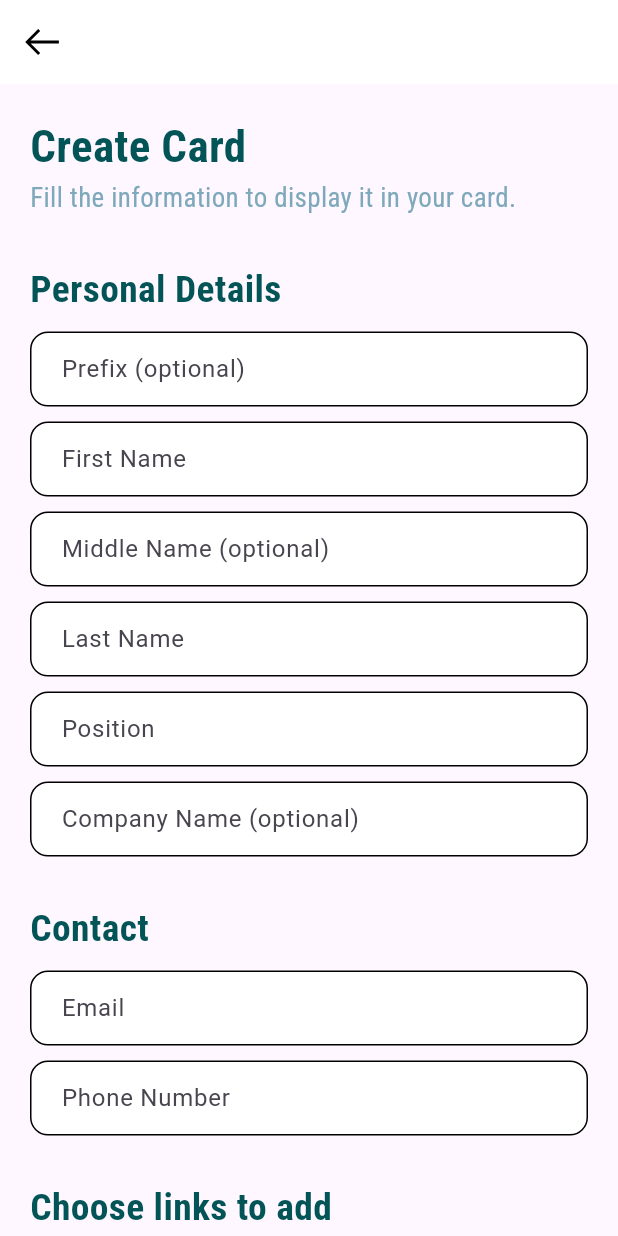
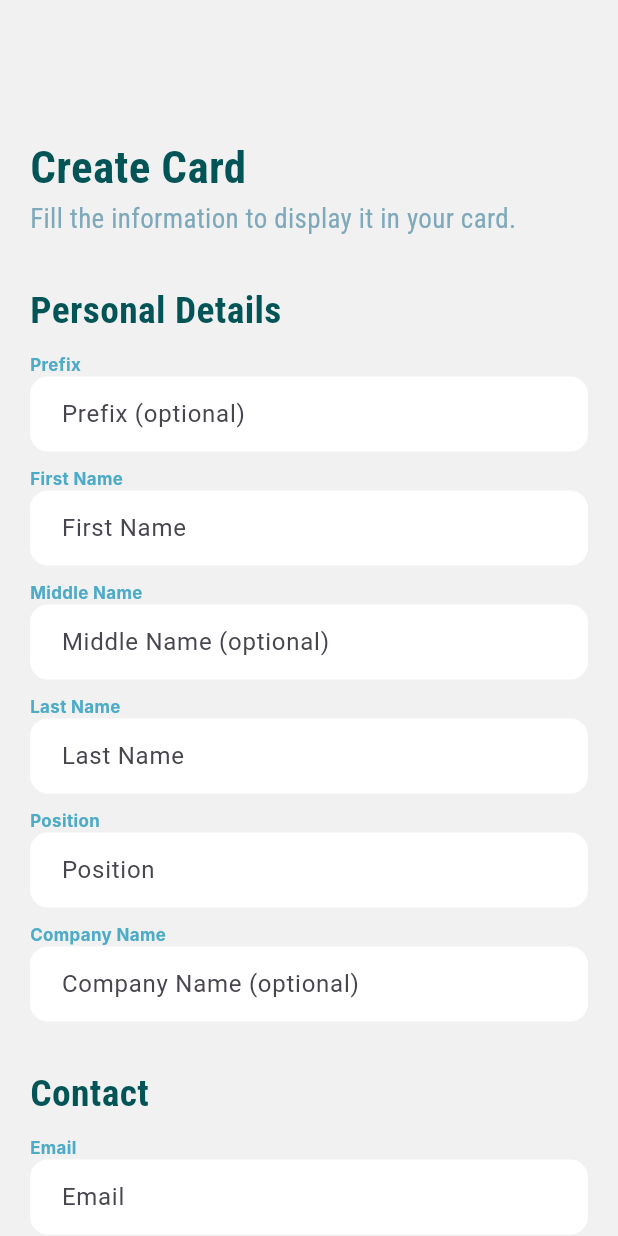
Before and after one commit to RoaaAmin/hilinky_v1, a Flutter app: the CreateCard screen opened directly, on a phone screen of 412 x 824 dp. Run offline on Flutter 3.47's test engine with Material 3 defaults, Android fonts, the phone set to English and light mode, and no system bars; our stand-ins replace animate_do, cached_network_image, cloud_firestore, contacts_service, easy_localization, firebase_auth and 16 more; missing offline and left inert: country_pickers, in_app_update, qr_code_scanner; accounts and stored records are empty; Roboto replaces fonts that are missing (Inter, Satoshi).

Commit message:
create card

```diff
--- a/lib/screens/create_card/create_card.dart
+++ b/lib/screens/create_card/create_card.dart
@@ -20,6 +20,8 @@ import 'package:uuid/uuid.dart';
 import '../../core/utils/size_utils.dart';
 import '../../models/SnackBar.dart';
 import '../../nav_bar.dart';
+import '../../theme/custom_text_style.dart';
+import '../../theme/theme_helper.dart';
 import '../my_card/myCard.dart';
 
 ////////////////////////////////
@@ -373,27 +375,15 @@ class _CreateCardState extends State<CreateCard> {
   @override
   Widget build(BuildContext context) {
     return Scaffold(
-          appBar: AppBar(
-              backgroundColor: Colors.white,
-              leading: IconButton(
-                icon: Icon(
-                  LineIcons.arrowLeft,
-                  size: 30.0,
-                  color: Colors.black,
-                ),
-                onPressed: () {
-                  // Navigator.of(context).pushReplacement(CupertinoPageRoute(
-                  //   builder: (BuildContext context) => HomeScreen(),
-                  // ));
-                  context.pop();
-                },
-              )),
+      backgroundColor: appTheme.whiteA700,
+      resizeToAvoidBottomInset: false,
       body: SingleChildScrollView(
           padding: EdgeInsets.all(20),
           child: Column(
               crossAxisAlignment:
               CrossAxisAlignment.start, // Align content to start
               children: [
+                SizedBox(height: 70,),
                 Text(
                   context.tr('Create Card'),
                   style: GoogleFonts.robotoCondensed(
@@ -413,6 +403,10 @@ class _CreateCardState extends State<CreateCard> {
                       fontSize: 25, fontWeight: FontWeight.bold),
                 ),
                 SizedBox(height: 10),
+                Text(
+                  context.tr("Prefix"),
+                  style: CustomTextStyles.titleMediumTeal300,
+                ),
                 Padding(
                   padding: const EdgeInsets.symmetric(horizontal: 0),
                   child: Container(
@@ -420,7 +414,7 @@ class _CreateCardState extends State<CreateCard> {
                       color: Colors.white,
                       borderRadius: BorderRadius.circular(12),
                       border: Border.all(
-                            color: Colors.black, // Border color
+                        color: Colors.white, // Border color
                         width: 1, // Border width
                       ),
                     ),
@@ -441,7 +435,12 @@ class _CreateCardState extends State<CreateCard> {
                     ),
                   ),
                 ),
+
                 SizedBox(height: 10),
+                Text(
+                  context.tr("First Name"),
+                  style: CustomTextStyles.titleMediumTeal300,
+                ),
                 Padding(
                   padding: const EdgeInsets.symmetric(horizontal: 0),
                   child: Container(
@@ -449,7 +448,7 @@ class _CreateCardState extends State<CreateCard> {
                       color: Colors.white,
                       borderRadius: BorderRadius.circular(12),
                       border: Border.all(
-                            color: Colors.black, // Border color
+                        color: Colors.white, // Border color
                         width: 1, // Border width
                       ),
                     ),
@@ -470,7 +469,12 @@ class _CreateCardState extends State<CreateCard> {
                     ),
                   ),
                 ),
+
                 SizedBox(height: 10),
+                Text(
+                  context.tr("Middle Name"),
+                  style: CustomTextStyles.titleMediumTeal300,
+                ),
                 Padding(
                   padding: const EdgeInsets.symmetric(horizontal: 0),
                   child: Container(
@@ -478,7 +482,7 @@ class _CreateCardState extends State<CreateCard> {
                       color: Colors.white,
                       borderRadius: BorderRadius.circular(12),
                       border: Border.all(
-                            color: Colors.black, // Border color
+                        color: Colors.white, // Border color
                         width: 1, // Border width
                       ),
                     ),
@@ -498,6 +502,10 @@ class _CreateCardState extends State<CreateCard> {
                   ),
                 ),
                 SizedBox(height: 10),
+                Text(
+                  context.tr("Last Name"),
+                  style: CustomTextStyles.titleMediumTeal300,
+                ),
                 Padding(
                   padding: const EdgeInsets.symmetric(horizontal: 0),
                   child: Container(
@@ -505,7 +513,7 @@ class _CreateCardState extends State<CreateCard> {
                       color: Colors.white,
                       borderRadius: BorderRadius.circular(12),
                       border: Border.all(
-                            color: Colors.black, // Border color
+                        color: Colors.white, // Border color
                         width: 1, // Border width
                       ),
                     ),
@@ -524,7 +532,12 @@ class _CreateCardState extends State<CreateCard> {
                     ),
                   ),
                 ),
+
                 SizedBox(height: 10),
+                Text(
+                  context.tr("Position"),
+                  style: CustomTextStyles.titleMediumTeal300,
+                ),
                 Padding(
                   padding: const EdgeInsets.symmetric(horizontal: 0),
                   child: Container(
@@ -532,7 +545,7 @@ class _CreateCardState extends State<CreateCard> {
                       color: Colors.white,
                       borderRadius: BorderRadius.circular(12),
                       border: Border.all(
-                            color: Colors.black, // Border color
+                        color: Colors.white, // Border color
                         width: 1, // Border width
                       ),
                     ),
@@ -553,6 +566,10 @@ class _CreateCardState extends State<CreateCard> {
                   ),
                 ),
                 SizedBox(height: 10),
+                Text(
+                  context.tr("Company Name"),
+                  style: CustomTextStyles.titleMediumTeal300,
+                ),
                 Padding(
                   padding: const EdgeInsets.symmetric(horizontal: 0),
                   child: Container(
@@ -560,7 +577,7 @@ class _CreateCardState extends State<CreateCard> {
                       color: Colors.white,
                       borderRadius: BorderRadius.circular(12),
                       border: Border.all(
-                            color: Colors.black, // Border color
+                        color: Colors.white, // Border color
                         width: 1, // Border width
                       ),
 
@@ -589,6 +606,10 @@ class _CreateCardState extends State<CreateCard> {
                       fontSize: 25, fontWeight: FontWeight.bold),
                 ),
                 SizedBox(height: 10),
+                Text(
+                  context.tr("Email"),
+                  style: CustomTextStyles.titleMediumTeal300,
+                ),
                 Padding(
                   padding: const EdgeInsets.symmetric(horizontal: 0),
                   child: Container(
@@ -596,7 +617,7 @@ class _CreateCardState extends State<CreateCard> {
                       color: Colors.white,
                       borderRadius: BorderRadius.circular(12),
                       border: Border.all(
-                            color: Colors.black, // Border color
+                        color: Colors.white, // Border color
                         width: 1, // Border width
                       ),
                     ),
@@ -617,6 +638,10 @@ class _CreateCardState extends State<CreateCard> {
                   ),
                 ),
                 SizedBox(height: 10),
+                Text(
+                  context.tr("Phone Number"),
+                  style: CustomTextStyles.titleMediumTeal300,
+                ),
                 Padding(
                   padding: const EdgeInsets.symmetric(horizontal: 0),
                   child: Container(
@@ -624,7 +649,7 @@ class _CreateCardState extends State<CreateCard> {
                       color: Colors.white,
                       borderRadius: BorderRadius.circular(12),
                       border: Border.all(
-                            color: Colors.black, // Border color
+                        color: Colors.white, // Border color
                         width: 1, // Border width
                       ),
                     ),
@@ -862,7 +887,7 @@ class _CreateCardState extends State<CreateCard> {
                             borderRadius: BorderRadius.circular(12)),
                         child: Center(
                             child: Text(
-                                    context.tr('Continue'),
+                              context.tr('Save'),
                               style: GoogleFonts.roboto(
                                 color: Colors.white,
                                 fontWeight: FontWeight.bold,
```
Also changed, not shown: lib/translations/codegen_loader.g.dart. Lines whose indentation alone changed are shown as unchanged.
